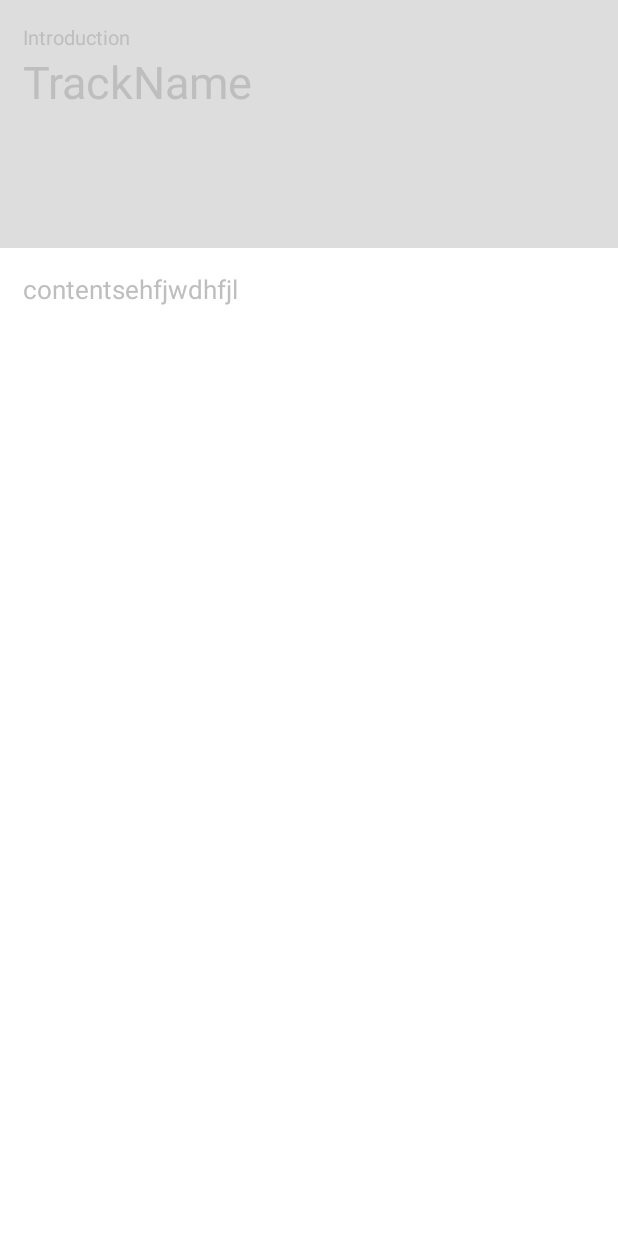
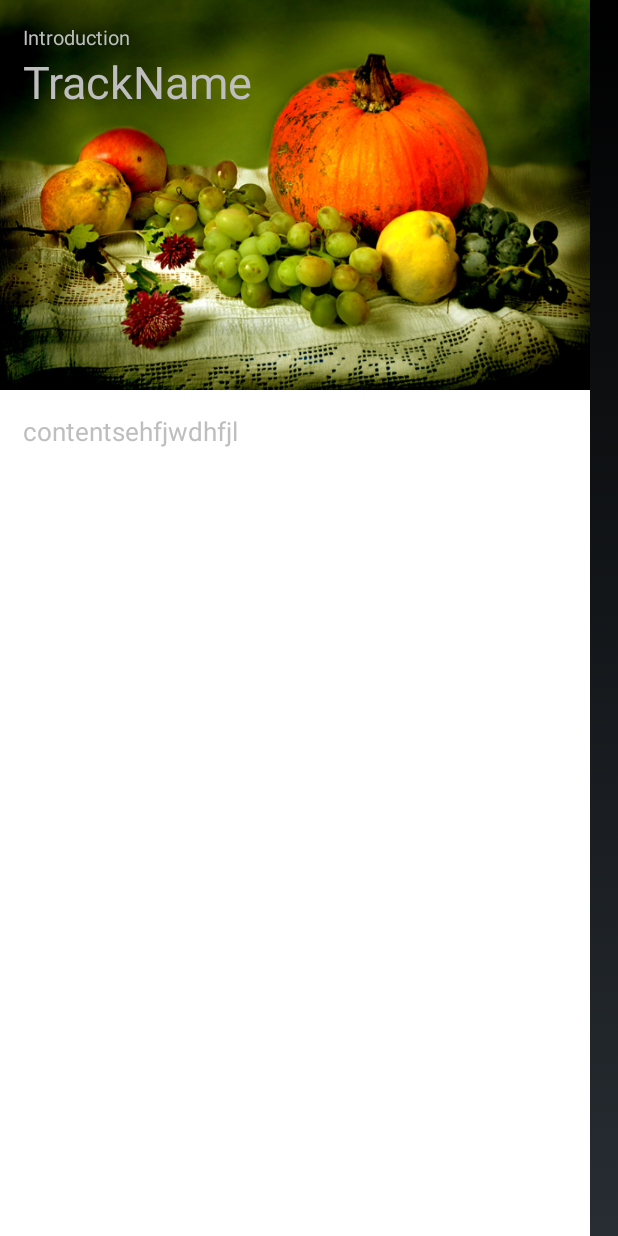
Before and after one commit to CheongWoonHyoung/UNIST_INFO, an Android app: the layout intropage2.xml on its own in the app's theme, with its tools: preview values and no code run, on a phone screen of 412 x 824 dp. Run offline under Robolectric (Android 15) with nearby library versions, the phone set to English and light mode, and no system bars.

Commit message:
학부소개페이지 약간수정

```diff
--- a/MyUNIST_info/app/src/main/res/layout/intropage1.xml
+++ b/MyUNIST_info/app/src/main/res/layout/intropage1.xml
@@ -12,7 +12,7 @@
         android:background="#DDDDDD">
         <LinearLayout
             android:layout_width="wrap_content"
-            android:layout_height="match_parent"
+            android:layout_height="260dp"
             android:orientation="vertical"
             android:background="@drawable/eebg">
             <TextView
@@ -79,7 +79,7 @@
                     android:layout_marginTop="15dp"
                     android:layout_marginBottom="50dp"
                     android:text="contents"
-                    android:textSize="13dp">
+                    android:textSize="17dp">
 
             </TextView>
         </ScrollView>
--- a/MyUNIST_info/app/src/main/res/layout/intropage2.xml
+++ b/MyUNIST_info/app/src/main/res/layout/intropage2.xml
@@ -5,14 +5,14 @@
     >
 
     <LinearLayout
-        android:layout_width="match_parent"
+        android:layout_width="wrap_content"
         android:layout_height="match_parent"
         android:orientation="vertical">
 
         <LinearLayout
-            android:layout_width="match_parent"
-            android:layout_height="165dp"
-            android:background="#DDDDDD">
+            android:layout_width="wrap_content"
+            android:layout_height="260dp"
+            android:background="@drawable/eebg">
             <LinearLayout
                 android:layout_width="match_parent"
                 android:layout_height="match_parent"
```
